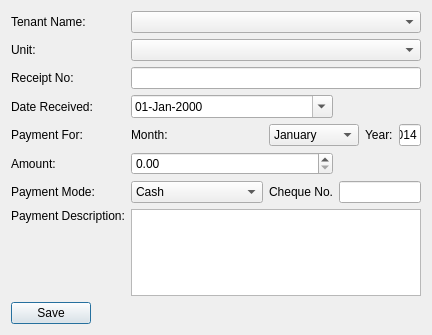
This is RentManager/receivepaymentdialog.ui in jayjay-w/rentman as Qt 5 draws it before an edit. The edited form follows.
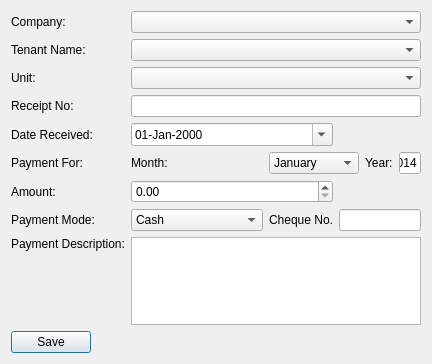
This is the edited form.

```diff
--- a/RentManager/receivepaymentdialog.ui
+++ b/RentManager/receivepaymentdialog.ui
@@ -6,8 +6,8 @@
    <rect>
     <x>0</x>
     <y>0</y>
-    <width>386</width>
-    <height>335</height>
+    <width>418</width>
+    <height>364</height>
    </rect>
   </property>
   <property name="windowTitle">
@@ -16,80 +16,63 @@
   <layout class="QVBoxLayout" name="verticalLayout">
    <item>
     <layout class="QGridLayout" name="gridLayout">
-     <item row="4" column="0">
+     <item row="5" column="4">
+      <widget class="QLabel" name="label_9">
+       <property name="text">
+        <string>Year:</string>
+       </property>
+      </widget>
+     </item>
+     <item row="5" column="0">
       <widget class="QLabel" name="label_7">
        <property name="text">
         <string>Payment For:</string>
        </property>
       </widget>
      </item>
-     <item row="4" column="5">
+     <item row="5" column="5">
       <widget class="QLineEdit" name="txtYear">
        <property name="text">
         <string>2014</string>
        </property>
       </widget>
      </item>
-     <item row="4" column="4">
-      <widget class="QLabel" name="label_9">
-       <property name="text">
-        <string>Year:</string>
-       </property>
-      </widget>
-     </item>
-     <item row="4" column="1">
-      <widget class="QLabel" name="label_8">
-       <property name="text">
-        <string>Month:</string>
-       </property>
-      </widget>
-     </item>
-     <item row="1" column="0">
+     <item row="2" column="0">
       <widget class="QLabel" name="label_2">
        <property name="text">
         <string>Unit:</string>
        </property>
       </widget>
      </item>
-     <item row="3" column="0">
-      <widget class="QLabel" name="label_3">
-       <property name="text">
-        <string>Date Received:</string>
-       </property>
-      </widget>
-     </item>
-     <item row="5" column="0">
-      <widget class="QLabel" name="label_4">
-       <property name="text">
-        <string>Amount:</string>
-       </property>
-      </widget>
-     </item>
-     <item row="0" column="0">
+     <item row="1" column="0">
       <widget class="QLabel" name="label">
        <property name="text">
         <string>Tenant Name:</string>
        </property>
       </widget>
      </item>
-     <item row="2" column="0">
-      <widget class="QLabel" name="label_5">
+     <item row="6" column="0">
+      <widget class="QLabel" name="label_4">
        <property name="text">
-        <string>Receipt No:</string>
+        <string>Amount:</string>
        </property>
       </widget>
      </item>
-     <item row="7" column="0">
-      <widget class="QLabel" name="label_6">
+     <item row="4" column="0">
+      <widget class="QLabel" name="label_3">
        <property name="text">
-        <string>Payment Description:</string>
+        <string>Date Received:</string>
        </property>
-       <property name="alignment">
-        <set>Qt::AlignLeading|Qt::AlignLeft|Qt::AlignTop</set>
+      </widget>
+     </item>
+     <item row="5" column="1">
+      <widget class="QLabel" name="label_8">
+       <property name="text">
+        <string>Month:</string>
        </property>
       </widget>
      </item>
-     <item row="4" column="2" colspan="2">
+     <item row="5" column="2" colspan="2">
       <widget class="QComboBox" name="cboMonth">
        <item>
         <property name="text">
@@ -153,7 +136,7 @@
        </item>
       </widget>
      </item>
-     <item row="3" column="1" colspan="2">
+     <item row="4" column="1" colspan="2">
       <widget class="QDateEdit" name="dtpDate">
        <property name="displayFormat">
         <string>dd-MMM-yyyy</string>
@@ -163,33 +146,60 @@
        </property>
       </widget>
      </item>
-     <item row="5" column="1" colspan="2">
-      <widget class="QDoubleSpinBox" name="spinAmount">
-       <property name="maximum">
-        <double>999999.000000000000000</double>
+     <item row="3" column="0">
+      <widget class="QLabel" name="label_5">
+       <property name="text">
+        <string>Receipt No:</string>
        </property>
       </widget>
      </item>
-     <item row="7" column="1" colspan="5">
-      <widget class="QPlainTextEdit" name="txtDescription"/>
+     <item row="8" column="0">
+      <widget class="QLabel" name="label_6">
+       <property name="text">
+        <string>Payment Description:</string>
+       </property>
+       <property name="alignment">
+        <set>Qt::AlignLeading|Qt::AlignLeft|Qt::AlignTop</set>
+       </property>
+      </widget>
      </item>
      <item row="2" column="1" colspan="5">
+      <widget class="QComboBox" name="cboUnit"/>
+     </item>
+     <item row="3" column="1" colspan="5">
       <widget class="QLineEdit" name="txtReceiptNo"/>
      </item>
+     <item row="8" column="1" colspan="5">
+      <widget class="QPlainTextEdit" name="txtDescription"/>
+     </item>
      <item row="1" column="1" colspan="5">
-      <widget class="QComboBox" name="cboUnit"/>
-     </item>
-     <item row="0" column="1" colspan="5">
       <widget class="QComboBox" name="cboTenant"/>
      </item>
-     <item row="6" column="0">
+     <item row="6" column="1" colspan="2">
+      <widget class="QDoubleSpinBox" name="spinAmount">
+       <property name="maximum">
+        <double>999999.000000000000000</double>
+       </property>
+      </widget>
+     </item>
+     <item row="7" column="2">
+      <widget class="QLabel" name="label_11">
+       <property name="text">
+        <string>Cheque No.</string>
+       </property>
+      </widget>
+     </item>
+     <item row="7" column="0">
       <widget class="QLabel" name="label_10">
        <property name="text">
         <string>Payment Mode:</string>
        </property>
       </widget>
      </item>
-     <item row="6" column="1">
+     <item row="7" column="3" colspan="3">
+      <widget class="QLineEdit" name="txtChequeNo"/>
+     </item>
+     <item row="7" column="1">
       <widget class="QComboBox" name="cboPaymentMode">
        <item>
         <property name="text">
@@ -218,15 +228,15 @@
        </item>
       </widget>
      </item>
-     <item row="6" column="2">
-      <widget class="QLabel" name="label_11">
+     <item row="0" column="0">
+      <widget class="QLabel" name="label_12">
        <property name="text">
-        <string>Cheque No.</string>
+        <string>Company:</string>
        </property>
       </widget>
      </item>
-     <item row="6" column="3" colspan="3">
-      <widget class="QLineEdit" name="txtChequeNo"/>
+     <item row="0" column="1" colspan="5">
+      <widget class="QComboBox" name="cboCompany"/>
      </item>
     </layout>
    </item>
```
Left out of the diff: 1 changed line with no effect on the pictures.
